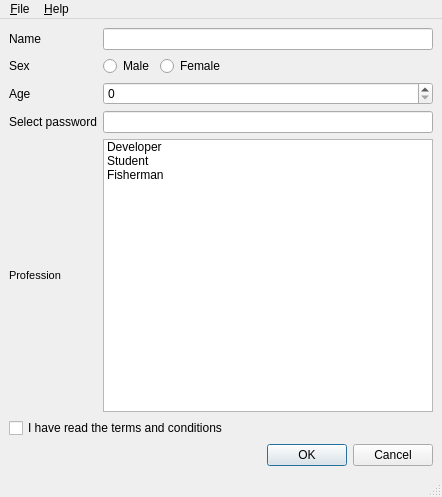
Qt form examples/widgets/stylesheet/layouts/boringdefault.ui (arnt/qt-history2) before a commit.
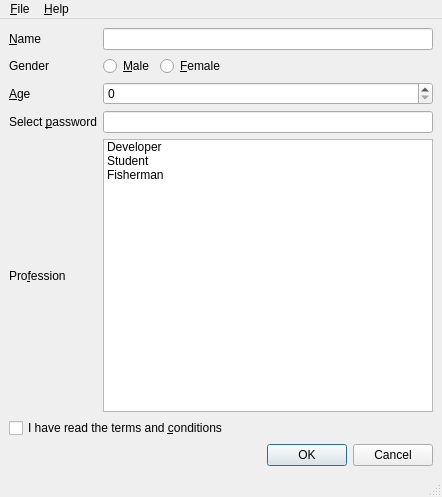
The same form after that commit.

Commit message:
p4i integration Integrate 235742 from 4.2 to main: Fixes:    Kill the rich text labels in the ui files and make the editor raise()
[git-p4: depot-paths = "//depot/qt/main/": change = 235743]

```diff
--- a/examples/widgets/stylesheet/layouts/boringdefault.ui
+++ b/examples/widgets/stylesheet/layouts/boringdefault.ui
@@ -30,14 +30,20 @@
     <item row="3" column="0" >
      <widget class="QLabel" name="passwordLabel" >
       <property name="text" >
-       <string>Select password</string>
+       <string>Select &amp;password</string>
+      </property>
+      <property name="buddy" >
+       <cstring>passwordEdit</cstring>
       </property>
      </widget>
     </item>
     <item row="2" column="0" >
      <widget class="QLabel" name="ageLabel" >
       <property name="text" >
-       <string>Age</string>
+       <string>&amp;Age</string>
+      </property>
+      <property name="buddy" >
+       <cstring>ageSpinBox</cstring>
       </property>
      </widget>
     </item>
@@ -57,14 +63,17 @@
     <item row="0" column="0" >
      <widget class="QLabel" name="nameLabel" >
       <property name="text" >
-       <string>Name</string>
+       <string>&amp;Name</string>
+      </property>
+      <property name="buddy" >
+       <cstring>nameEdit</cstring>
       </property>
      </widget>
     </item>
     <item row="1" column="2" >
      <widget class="QRadioButton" name="femaleRadioButton" >
       <property name="text" >
-       <string>Female</string>
+       <string>&amp;Female</string>
       </property>
      </widget>
     </item>
@@ -93,37 +102,31 @@
     <item row="1" column="0" >
      <widget class="QLabel" name="sexLabel" >
       <property name="text" >
-       <string>Sex</string>
+       <string>Gender</string>
       </property>
      </widget>
     </item>
     <item row="1" column="1" >
      <widget class="QRadioButton" name="maleRadioButton" >
       <property name="text" >
-       <string>Male</string>
+       <string>&amp;Male</string>
       </property>
      </widget>
     </item>
     <item row="5" column="0" colspan="3" >
      <widget class="QCheckBox" name="agreeCheckBox" >
       <property name="text" >
-       <string>I have read the terms and conditions</string>
+       <string>I have read the terms and &amp;conditions</string>
       </property>
      </widget>
     </item>
     <item row="4" column="0" >
      <widget class="QLabel" name="professionLabel" >
       <property name="text" >
-       <string>&lt;html>&lt;head>&lt;meta name="qrichtext" content="1" />&lt;style type="text/css">
-p, li { white-space: pre-wrap; }
-&lt;/style>&lt;/head>&lt;body style=" font-family:MS Shell Dlg 2; font-size:8.25pt; font-weight:400; font-style:normal; text-decoration:none;">
-&lt;p style=" margin-top:0px; margin-bottom:0px; margin-left:0px; margin-right:0px; -qt-block-indent:0; text-indent:0px;">Profession&lt;/p>&lt;/body>&lt;/html></string>
+       <string>Pro&amp;fession</string>
       </property>
-      <property name="textFormat" >
-       <enum>Qt::RichText</enum>
-      </property>
-      <property name="wordWrap" >
-       <bool>true</bool>
+      <property name="buddy" >
+       <cstring>professionList</cstring>
       </property>
      </widget>
     </item>
```
Left out of the diff: 15 changed lines with no effect on the pictures. The commit also changes 3 other files.
